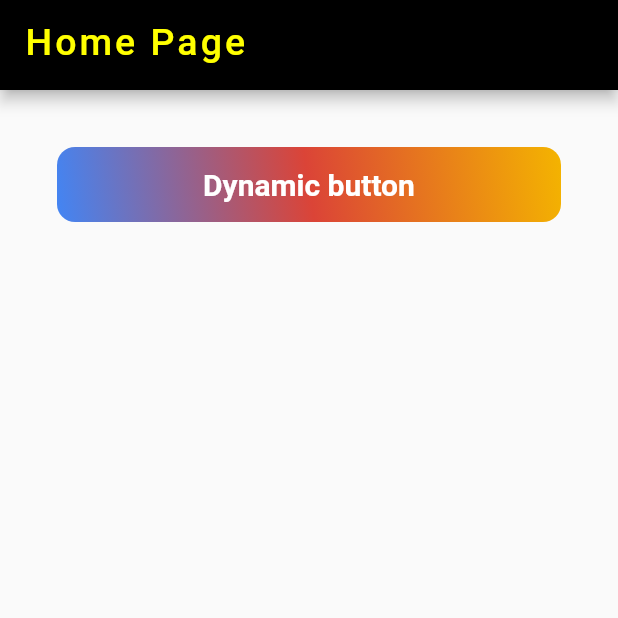
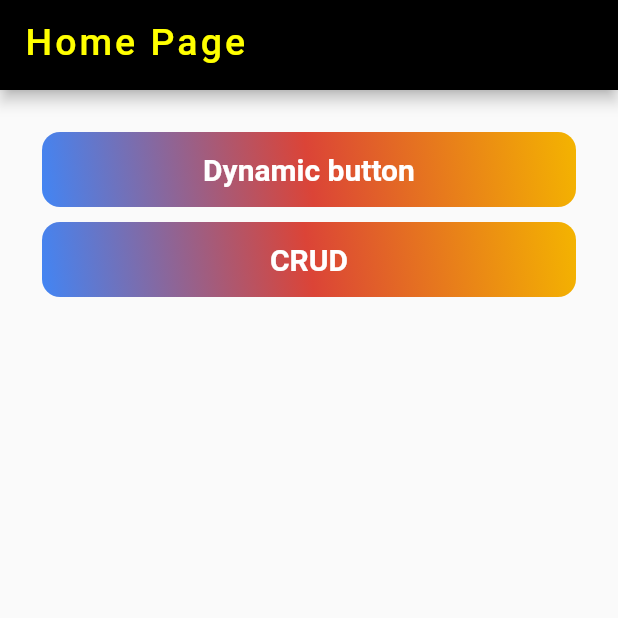
Before and after one commit to imtanbro/flutter_crud, a Flutter app: the screen it shows after launch, on a phone screen of 412 x 824 dp, the top half of it. Run offline on Flutter 3.47's test engine with Material 2 defaults, Android fonts, the phone set to English and light mode, and no system bars; our stand-ins replace cloud_firestore, firebase_auth, firebase_core, fluttertoast, random_string; accounts and stored records are empty.

Commit message:
Trying CRUD

```diff
--- a/lib/Student/HomeScreen/form.dart
+++ b/lib/Student/HomeScreen/Dynamic Form/form.dart
@@ -1,5 +1,5 @@
 import 'package:flutter/material.dart';
-import 'package:flutter_crud/Student/HomeScreen/user.dart';
+import 'package:flutter_crud/Student/HomeScreen/Dynamic%20Form/user.dart';
 
 typedef OnDelete();
 
--- a/lib/Student/HomeScreen/homescreen.dart
+++ b/lib/Student/HomeScreen/homescreen.dart
@@ -1,5 +1,6 @@
 import 'package:flutter/material.dart';
-import 'package:flutter_crud/Student/HomeScreen/multi_form.dart';
+import 'package:flutter_crud/Student/HomeScreen/CRUD/firestoreCRUDpage.dart';
+import 'package:flutter_crud/Student/HomeScreen/Dynamic%20Form/multi_form.dart';
 import 'package:flutter_crud/widgets/widgets.dart';
 
 class HomePage extends StatefulWidget {
@@ -13,13 +14,25 @@ class _HomePageState extends State<HomePage> {
     return Scaffold(
       appBar: NavbarCustom("Home Page"),
       body: Padding(
-        padding: const EdgeInsets.all(38.0),
-        child: GestureDetector(
-          onTap: (){
-            Navigator.pushReplacement(
-            context, MaterialPageRoute(builder: (context) => MultiForm()));
-          },
-          child: customButton(context, "Dynamic button", 10)),
+        padding: const EdgeInsets.all(28.0),
+        child: Column(
+          children: [
+                  GestureDetector(
+            onTap: (){
+              Navigator.push(
+              context, MaterialPageRoute(builder: (context) => MultiForm()));
+            },
+            child: customButton(context, "Dynamic button", 10)),
+
+            SizedBox(height: 10,),
+
+            GestureDetector(
+            onTap: (){
+              Navigator.push(
+              context, MaterialPageRoute(builder: (context) => FirestoreCRUDPage()));
+            },
+            child: customButton(context, "CRUD", 10)),
+        ]),
       ),
 
     );
```
Also changed, not shown: lib/Student/HomeScreen/CRUD/firestoreCRUDpage.dart (added, +21 -0 lines), lib/Student/HomeScreen/Dynamic Form/multi_form.dart (renamed from lib/Student/HomeScreen/multi_form.dart, +4 -6 lines), lib/Student/HomeScreen/Dynamic Form/empty_state.dart (renamed from lib/Student/HomeScreen/empty_state.dart), lib/Student/HomeScreen/Dynamic Form/user.dart (renamed from lib/Student/HomeScreen/user.dart).
